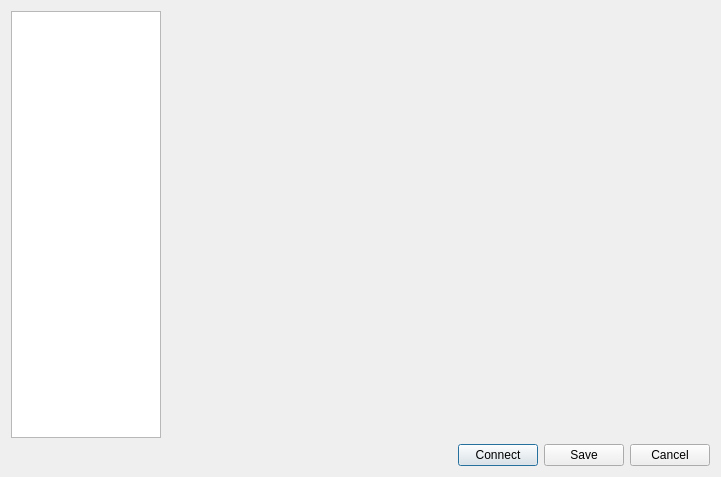
First picture: the form in woterm/qwosessionproperty.ui, repository hongnod/woterm, before the edit.
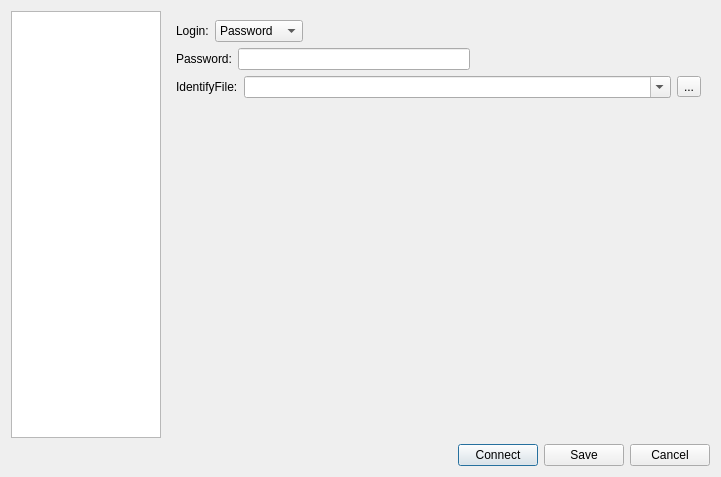
Second picture: the form after the edit. The open tabs and pages were chosen to show the change.

Diff of the .ui file:
```diff
--- a/woterm/qwosessionproperty.ui
+++ b/woterm/qwosessionproperty.ui
@@ -360,7 +360,130 @@
            </item>
           </layout>
          </widget>
-         <widget class="QWidget" name="identifyVerify"/>
+         <widget class="QWidget" name="identifyVerify">
+          <layout class="QVBoxLayout" name="verticalLayout_6">
+           <item>
+            <layout class="QVBoxLayout" name="vbox_2">
+             <property name="spacing">
+              <number>6</number>
+             </property>
+             <item>
+              <layout class="QHBoxLayout" name="horizontalLayout_12">
+               <item>
+                <widget class="QLabel" name="label_16">
+                 <property name="text">
+                  <string>Login:</string>
+                 </property>
+                </widget>
+               </item>
+               <item>
+                <widget class="QComboBox" name="authType">
+                 <item>
+                  <property name="text">
+                   <string>Password</string>
+                  </property>
+                 </item>
+                 <item>
+                  <property name="text">
+                   <string>IdentifyFile</string>
+                  </property>
+                 </item>
+                </widget>
+               </item>
+               <item>
+                <spacer name="horizontalSpacer_11">
+                 <property name="orientation">
+                  <enum>Qt::Horizontal</enum>
+                 </property>
+                 <property name="sizeHint" stdset="0">
+                  <size>
+                   <width>40</width>
+                   <height>0</height>
+                  </size>
+                 </property>
+                </spacer>
+               </item>
+              </layout>
+             </item>
+             <item>
+              <layout class="QHBoxLayout" name="passLayout">
+               <item>
+                <widget class="QLabel" name="label_17">
+                 <property name="text">
+                  <string>Password:</string>
+                 </property>
+                </widget>
+               </item>
+               <item>
+                <widget class="QLineEdit" name="password">
+                 <property name="echoMode">
+                  <enum>QLineEdit::PasswordEchoOnEdit</enum>
+                 </property>
+                </widget>
+               </item>
+               <item>
+                <spacer name="horizontalSpacer_12">
+                 <property name="orientation">
+                  <enum>Qt::Horizontal</enum>
+                 </property>
+                 <property name="sizeHint" stdset="0">
+                  <size>
+                   <width>40</width>
+                   <height>0</height>
+                  </size>
+                 </property>
+                </spacer>
+               </item>
+              </layout>
+             </item>
+             <item>
+              <layout class="QHBoxLayout" name="identifyLayout">
+               <item>
+                <widget class="QLabel" name="label_18">
+                 <property name="text">
+                  <string>IdentifyFile:</string>
+                 </property>
+                </widget>
+               </item>
+               <item>
+                <widget class="QComboBox" name="identify">
+                 <property name="sizePolicy">
+                  <sizepolicy hsizetype="Expanding" vsizetype="Fixed">
+                   <horstretch>0</horstretch>
+                   <verstretch>0</verstretch>
+                  </sizepolicy>
+                 </property>
+                 <property name="editable">
+                  <bool>true</bool>
+                 </property>
+                </widget>
+               </item>
+               <item>
+                <widget class="QToolButton" name="identifyBrowser">
+                 <property name="text">
+                  <string>...</string>
+                 </property>
+                </widget>
+               </item>
+              </layout>
+             </item>
+            </layout>
+           </item>
+           <item>
+            <spacer name="verticalSpacer_2">
+             <property name="orientation">
+              <enum>Qt::Vertical</enum>
+             </property>
+             <property name="sizeHint" stdset="0">
+              <size>
+               <width>20</width>
+               <height>40</height>
+              </size>
+             </property>
+            </spacer>
+           </item>
+          </layout>
+         </widget>
          <widget class="QWidget" name="unused"/>
          <widget class="QWidget" name="Endpoint"/>
          <widget class="QWidget" name="keyboard"/>
```
